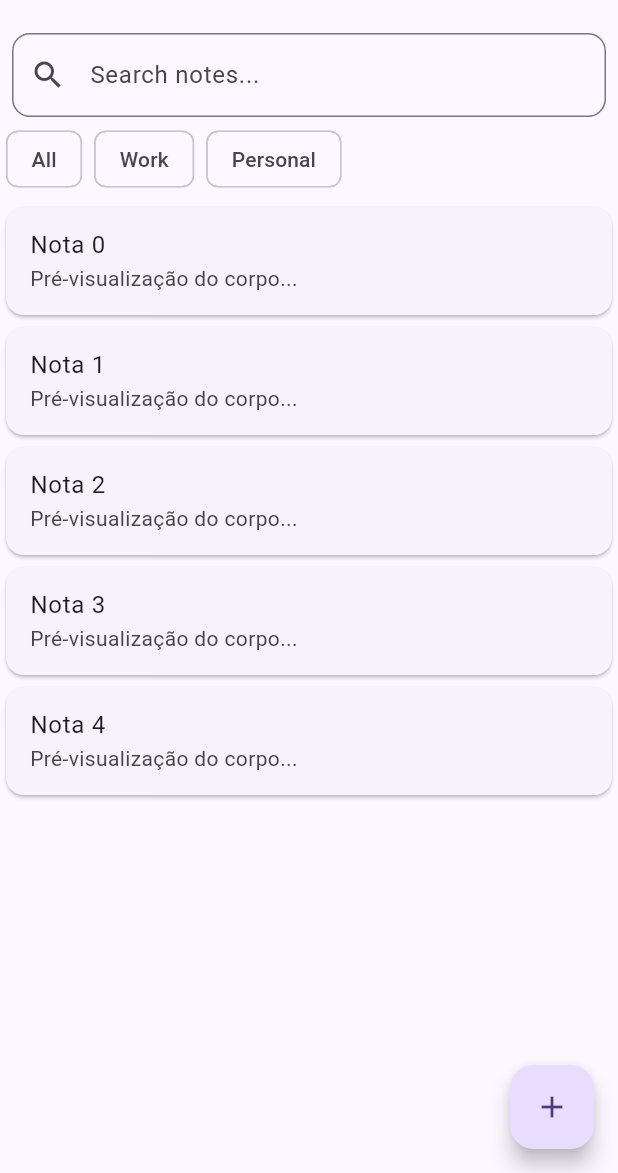
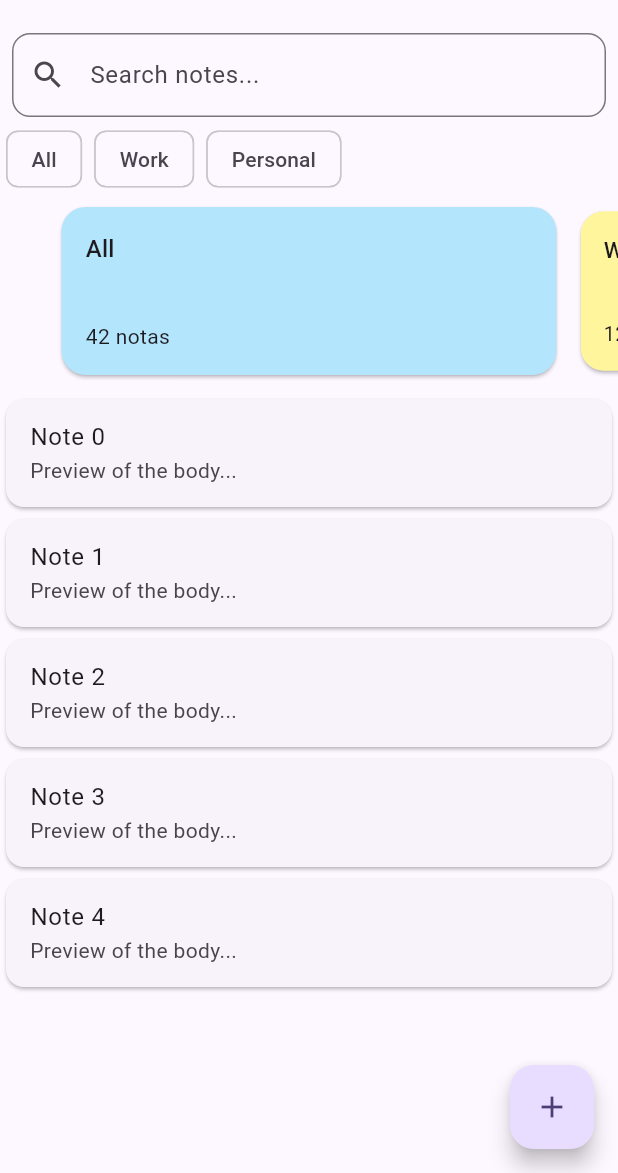
Before and after one commit to TiagoNeves00/tiago-notebox, a Flutter app: the screen it shows after launch, on a phone screen of 412 x 824 dp, the part 63-1236 px from its top. Run offline on Flutter 3.47's test engine with Material 3 defaults, Android fonts, the light colour scheme and no system bars; drawn by our look-alikes of dynamic_color; our stand-ins replace flutter_riverpod.

Commit message:
Folder Carousel
Added folder carousel with PageView and animated scale (mock data)

```diff
--- a/lib/app.dart
+++ b/lib/app.dart
@@ -1,7 +1,7 @@
 import 'package:dynamic_color/dynamic_color.dart';
 import 'package:flutter/material.dart';
 import 'package:flutter_riverpod/flutter_riverpod.dart';
-import 'package:notebox/features/home_page.dart';
+import 'package:notebox/features/home/home_page.dart';
 import 'package:notebox/theme/app_colors.dart';
 import 'package:notebox/theme/theme_mode.dart';
 
--- a/lib/features/home_page.dart
+++ b/lib/features/home/home_page.dart
@@ -1,5 +1,6 @@
 import 'package:flutter/material.dart';
 import 'package:flutter_riverpod/flutter_riverpod.dart';
+import 'package:notebox/features/home/widgets/folder_carousel.dart';
 import 'package:notebox/theme/theme_mode.dart';
 
 class HomePage extends ConsumerWidget {
@@ -43,13 +44,15 @@ class HomePage extends ConsumerWidget {
             ),
           ),
           const SizedBox(height: 8),
+          const FolderCarousel(),
+          const SizedBox(height: 8),
           Expanded(
             child: ListView.builder(
               itemCount: 5,
               itemBuilder: (_, i) => Card(
                 child: ListTile(
-                  title: Text('Nota $i'),
-                  subtitle: const Text('Pré-visualização do corpo...'),
+                  title: Text('Note $i'),
+                  subtitle: const Text('Preview of the body...'),
                 ),
               ),
             ),
--- /dev/null
+++ b/lib/features/home/mock_data.dart
@@ -0,0 +1,15 @@
+import 'package:flutter/material.dart';
+
+class FolderMock {
+  final String name;
+  final int count;
+  final Color color;
+  const FolderMock(this.name, this.count, this.color);
+}
+
+const foldersMock = <FolderMock>[
+  FolderMock('All', 42, Color(0xFFB3E5FC)),
+  FolderMock('Work', 12, Color(0xFFFFF59D)),
+  FolderMock('Personal', 9, Color(0xFFC8E6C9)),
+  FolderMock('Study', 21, Color(0xFFD1C4E9)),
+];
--- /dev/null
+++ b/lib/features/home/widgets/folder_carousel.dart
@@ -0,0 +1,68 @@
+import 'package:flutter/material.dart';
+import 'package:notebox/features/home/mock_data.dart';
+
+
+class FolderCarousel extends StatefulWidget {
+  const FolderCarousel({super.key});
+  @override
+  State<FolderCarousel> createState() => _FolderCarouselState();
+}
+
+class _FolderCarouselState extends State<FolderCarousel> {
+  late final PageController _ctrl;
+  double _page = 0;
+
+  @override
+  void initState() {
+    super.initState();
+    _ctrl = PageController(viewportFraction: .82)..addListener(_onScroll);
+  }
+
+  void _onScroll() => setState(() => _page = _ctrl.page ?? 0);
+
+  @override
+  void dispose() {
+    _ctrl
+      ..removeListener(_onScroll)
+      ..dispose();
+    super.dispose();
+  }
+
+  @override
+  Widget build(BuildContext context) {
+    return SizedBox(
+      height: 120,
+      child: PageView.builder(
+        controller: _ctrl,
+        itemCount: foldersMock.length,
+        itemBuilder: (_, i) {
+          final f = foldersMock[i];
+          final active = (i - _page).abs() < .5;
+          return AnimatedScale(
+            duration: const Duration(milliseconds: 200),
+            scale: active ? 1 : .95,
+            child: Card(
+              color: f.color,
+              shape: RoundedRectangleBorder(borderRadius: BorderRadius.circular(16)),
+              child: InkWell(
+                onTap: () {}, // filtrar por pasta na Fase 3
+                borderRadius: BorderRadius.circular(16),
+                child: Padding(
+                  padding: const EdgeInsets.all(16),
+                  child: Column(
+                    crossAxisAlignment: CrossAxisAlignment.start,
+                    children: [
+                      Text(f.name, style: Theme.of(context).textTheme.titleMedium),
+                      const Spacer(),
+                      Text('${f.count} notas', style: Theme.of(context).textTheme.bodyMedium),
+                    ],
+                  ),
+                ),
+              ),
+            ),
+          );
+        },
+      ),
+    );
+  }
+}
```
